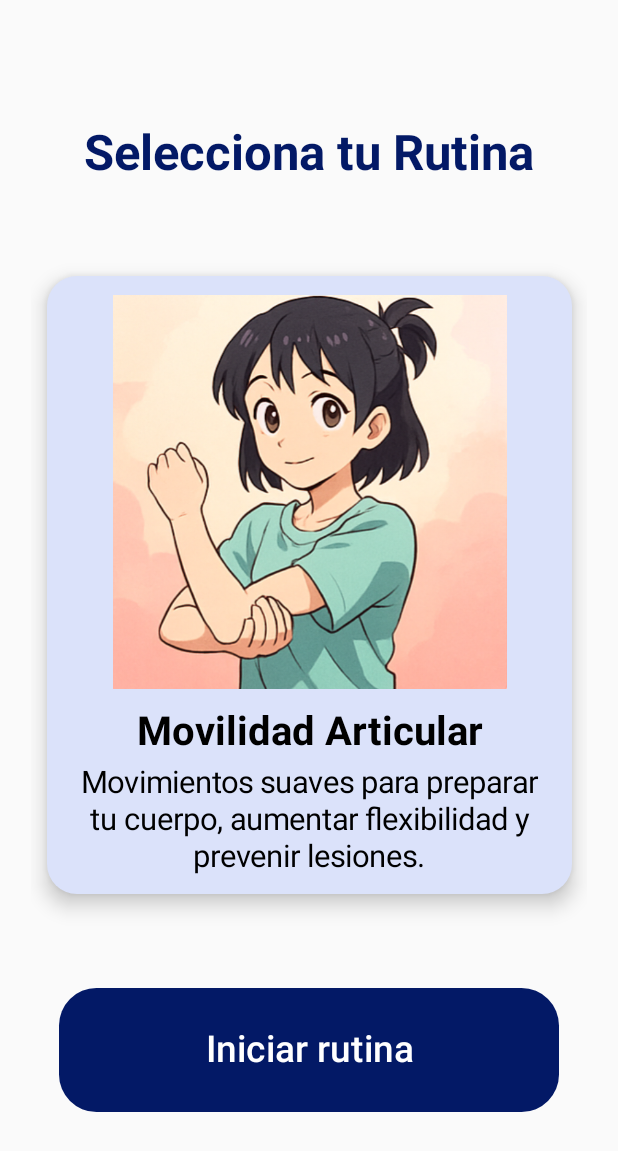
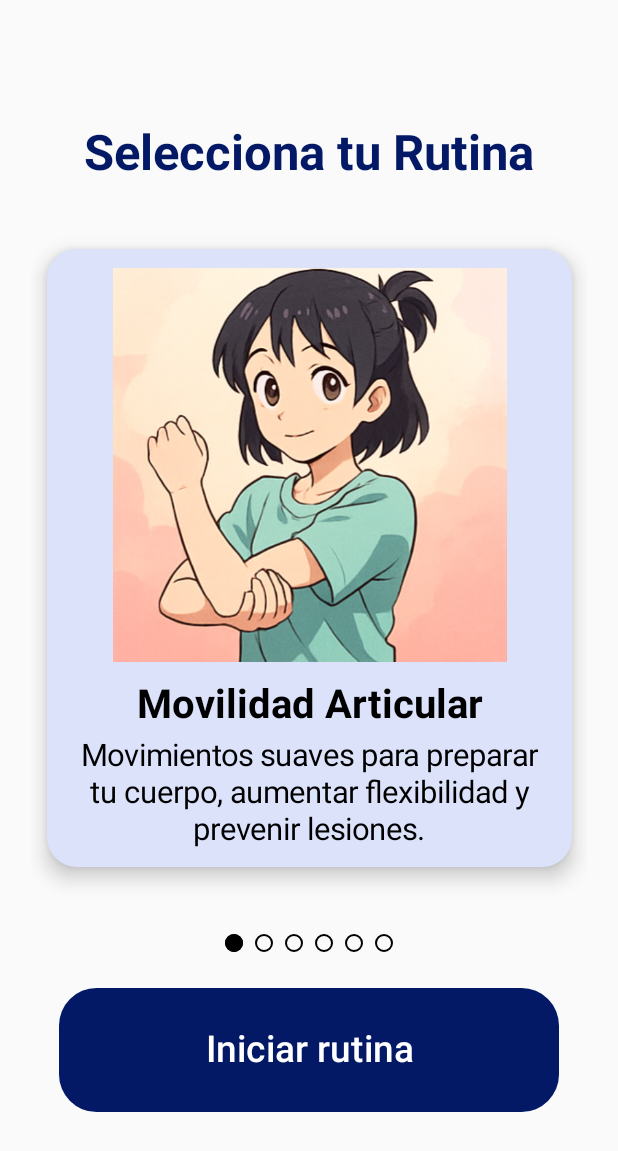
Before and after one commit to inesgarrote/RutinaEntrenamiento, an Android app built with Jetpack Compose: the RoutineSelectionScreen screen opened through its navigation route, on a phone screen of 412 x 824 dp. Shown: the top 1151 px of the screen. Run offline under Robolectric (Android 15) with nearby library versions, the phone set to English and light mode, and no system bars.

Commit message:
indicadores de punto

```diff
--- a/app/src/main/java/com/example/rutinaentrenamiento/ui/SelectionScreen.kt
+++ b/app/src/main/java/com/example/rutinaentrenamiento/ui/SelectionScreen.kt
@@ -1,9 +1,12 @@
 package com.example.rutinaentrenamiento.ui
 
 import androidx.compose.foundation.Image
+import androidx.compose.foundation.background
+import androidx.compose.foundation.border
 import androidx.compose.foundation.layout.*
 import androidx.compose.foundation.pager.HorizontalPager
 import androidx.compose.foundation.pager.rememberPagerState
+import androidx.compose.foundation.shape.CircleShape
 import androidx.compose.foundation.shape.RoundedCornerShape
 import androidx.compose.material3.*
 import androidx.compose.runtime.*
@@ -122,6 +125,33 @@ fun RoutineSelectionScreen(
                 )
             }
         }
+
+        // Indicadores de página
+        Row(
+            horizontalArrangement = Arrangement.Center,
+            verticalAlignment = Alignment.CenterVertically,
+            modifier = Modifier
+                .fillMaxWidth()
+                .padding( bottom = 24.dp)
+        ) {
+            repeat(routines.size) { index ->
+                val isSelected = pagerState.currentPage == index
+                Box(
+                    modifier = Modifier
+                        .padding(horizontal = 4.dp)
+                        .size(12.dp)
+                        .background(
+                            color = if (isSelected) Color.Black else Color.Transparent,
+                            shape = CircleShape
+                        )
+                        .border(
+                            width = 1.dp,
+                            color = Color.Black,
+                            shape = CircleShape
+                        )
+                )
+            }
+        }
         // Botón
         Button(
             onClick = {
```
